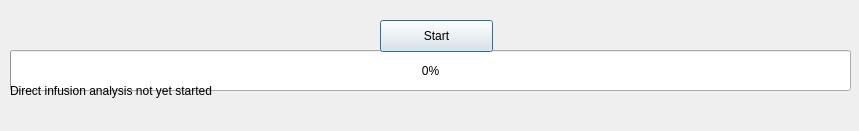
Above: src/maven/forms/directinfusiondialog.ui from eugenemel/maven before the change. Below: the same form after it.
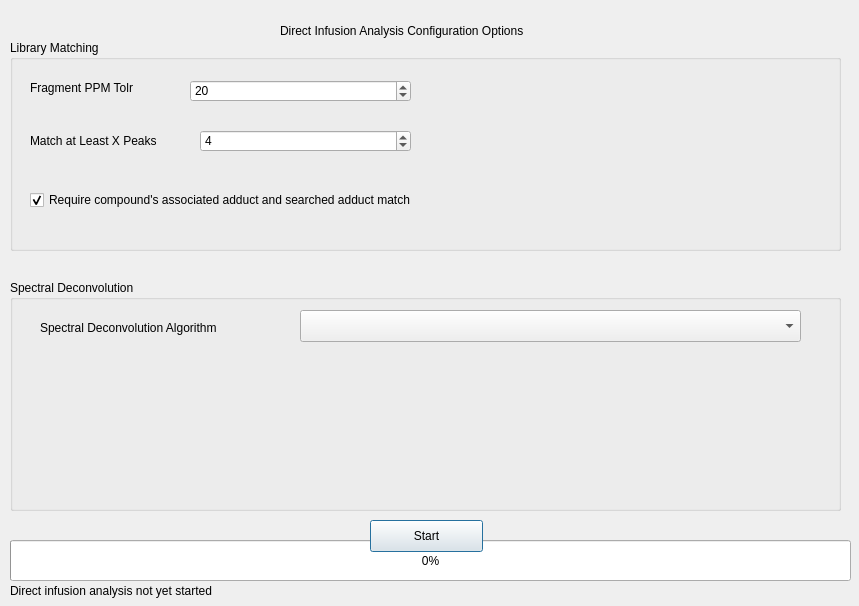
That is the form after the change.

```diff
--- a/src/maven/forms/directinfusiondialog.ui
+++ b/src/maven/forms/directinfusiondialog.ui
@@ -7,7 +7,7 @@
     <x>0</x>
     <y>0</y>
     <width>859</width>
-    <height>131</height>
+    <height>606</height>
    </rect>
   </property>
   <property name="windowTitle">
@@ -20,7 +20,7 @@
    <property name="geometry">
     <rect>
      <x>10</x>
-     <y>50</y>
+     <y>540</y>
      <width>841</width>
      <height>41</height>
     </rect>
@@ -33,7 +33,7 @@
    <property name="geometry">
     <rect>
      <x>10</x>
-     <y>80</y>
+     <y>580</y>
      <width>841</width>
      <height>21</height>
     </rect>
@@ -45,8 +45,8 @@
   <widget class="QPushButton" name="start">
    <property name="geometry">
     <rect>
-     <x>380</x>
-     <y>20</y>
+     <x>370</x>
+     <y>520</y>
      <width>113</width>
      <height>32</height>
     </rect>
@@ -55,6 +55,142 @@
     <string>Start</string>
    </property>
   </widget>
+  <widget class="QGroupBox" name="libraryMatchingGroup">
+   <property name="geometry">
+    <rect>
+     <x>10</x>
+     <y>40</y>
+     <width>831</width>
+     <height>211</height>
+    </rect>
+   </property>
+   <property name="title">
+    <string>Library Matching</string>
+   </property>
+   <widget class="QLabel" name="lblMatchXPeaks">
+    <property name="geometry">
+     <rect>
+      <x>20</x>
+      <y>90</y>
+      <width>151</width>
+      <height>21</height>
+     </rect>
+    </property>
+    <property name="text">
+     <string>Match at Least X Peaks</string>
+    </property>
+   </widget>
+   <widget class="QSpinBox" name="spnMatchXPeaks">
+    <property name="geometry">
+     <rect>
+      <x>190</x>
+      <y>90</y>
+      <width>211</width>
+      <height>22</height>
+     </rect>
+    </property>
+    <property name="minimum">
+     <number>1</number>
+    </property>
+    <property name="maximum">
+     <number>999999999</number>
+    </property>
+    <property name="value">
+     <number>4</number>
+    </property>
+   </widget>
+   <widget class="QLabel" name="lblFragTol">
+    <property name="geometry">
+     <rect>
+      <x>20</x>
+      <y>40</y>
+      <width>121</width>
+      <height>16</height>
+     </rect>
+    </property>
+    <property name="text">
+     <string>Fragment PPM Tolr</string>
+    </property>
+   </widget>
+   <widget class="QSpinBox" name="spnFragTol">
+    <property name="geometry">
+     <rect>
+      <x>180</x>
+      <y>40</y>
+      <width>221</width>
+      <height>22</height>
+     </rect>
+    </property>
+    <property name="value">
+     <number>20</number>
+    </property>
+   </widget>
+   <widget class="QCheckBox" name="isRequireAdductMatch">
+    <property name="geometry">
+     <rect>
+      <x>20</x>
+      <y>150</y>
+      <width>791</width>
+      <height>20</height>
+     </rect>
+    </property>
+    <property name="text">
+     <string>Require compound's associated adduct and searched adduct match</string>
+    </property>
+    <property name="checked">
+     <bool>true</bool>
+    </property>
+   </widget>
+  </widget>
+  <widget class="QGroupBox" name="spectralDeconvolutionGroup">
+   <property name="geometry">
+    <rect>
+     <x>10</x>
+     <y>280</y>
+     <width>831</width>
+     <height>231</height>
+    </rect>
+   </property>
+   <property name="title">
+    <string>Spectral Deconvolution</string>
+   </property>
+   <widget class="QLabel" name="lblSpecDeconvAlg">
+    <property name="geometry">
+     <rect>
+      <x>30</x>
+      <y>40</y>
+      <width>211</width>
+      <height>16</height>
+     </rect>
+    </property>
+    <property name="text">
+     <string>Spectral Deconvolution Algorithm</string>
+    </property>
+   </widget>
+   <widget class="QComboBox" name="cmbSpectralDeconvolutionAlgorithm">
+    <property name="geometry">
+     <rect>
+      <x>290</x>
+      <y>30</y>
+      <width>501</width>
+      <height>32</height>
+     </rect>
+    </property>
+   </widget>
+  </widget>
+  <widget class="QLabel" name="lblHeader">
+   <property name="geometry">
+    <rect>
+     <x>280</x>
+     <y>20</y>
+     <width>281</width>
+     <height>21</height>
+    </rect>
+   </property>
+   <property name="text">
+    <string>Direct Infusion Analysis Configuration Options</string>
+   </property>
+  </widget>
  </widget>
  <resources/>
  <connections/>
```
Left out of the diff: 2 changed lines with no effect on the pictures.
